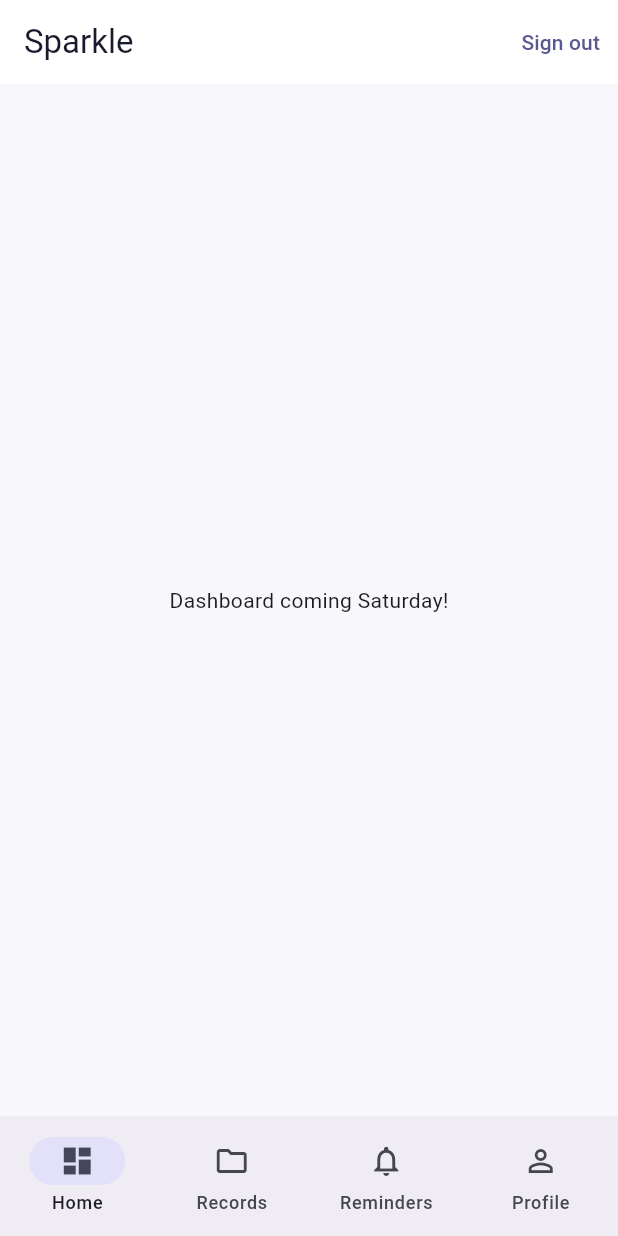
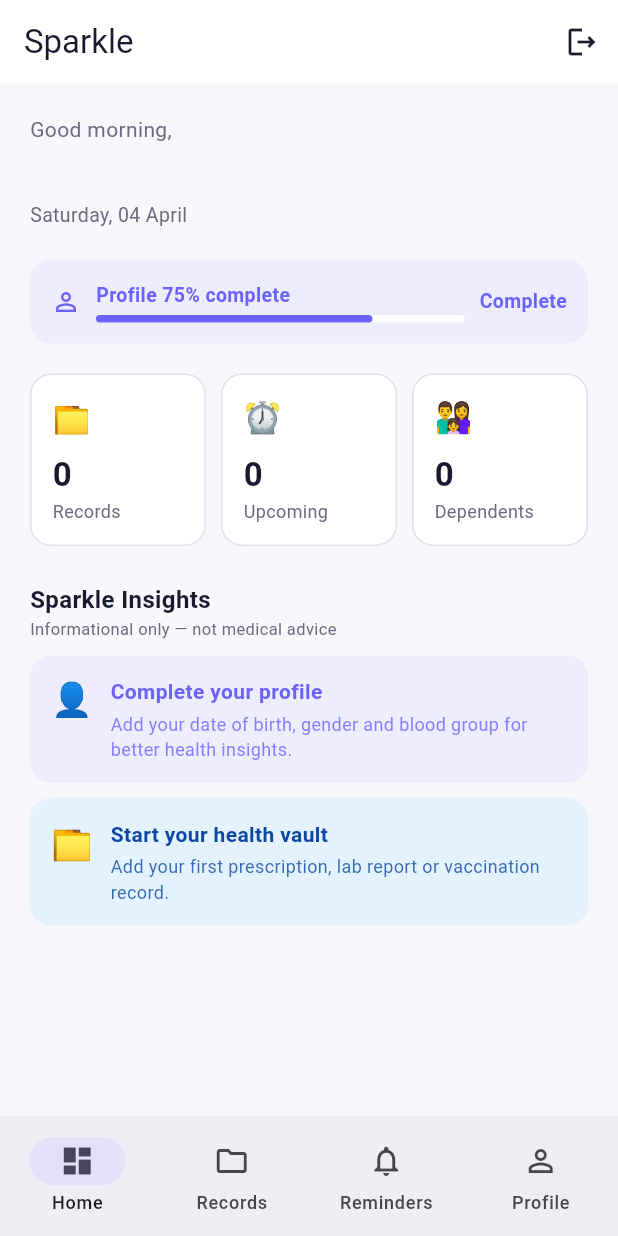
Before and after one commit to dvlpr-harsh1/Sparkle, a Flutter app: the screen it shows once a user with an empty profile is signed in, on a phone screen of 412 x 824 dp. Run offline on Flutter 3.47's test engine with Material 3 defaults, Android fonts, the phone set to English and light mode, and no system bars; our stand-ins replace cloud_firestore, equatable, firebase_auth, firebase_core, flutter_bloc, go_router and 1 more; accounts and stored records are empty; Roboto replaces fonts that are missing (Poppins).

Commit message:
feat: dashboard and sparkle insights
- DashboardPage with greeting, status snapshot, upcoming reminders, recent records
- InsightsEngine pure Dart rule engine with 6 rules
- InsightModel with warning, info, success, tip types
- Profile completion banner with navigate to profile
- Status row cards linking to each section
- Informational disclaimer on insights section

```diff
--- a/lib/core/routers/app_router.dart
+++ b/lib/core/routers/app_router.dart
@@ -6,6 +6,7 @@
 import 'package:sparkle/features/auth/presentation/bloc/auth_state.dart';
 import 'package:sparkle/features/auth/presentation/login_page.dart';
 import 'package:sparkle/features/auth/presentation/sign_up_page.dart';
+import 'package:sparkle/features/dashboard/presentation/dashboard_page.dart';
 import 'package:sparkle/features/profile/data/repository/profile_repository.dart';
 import 'package:sparkle/features/profile/presentation/bloc/profile_bloc.dart';
 import 'package:sparkle/features/profile/presentation/bloc/profile_event.dart';
@@ -28,7 +29,7 @@
     if (location.startsWith('/records')) return 1;
     if (location.startsWith('/reminders')) return 2;
     if (location.startsWith('/profile')) return 3;
-    return 0; // home
+    return 0;
   }
 
   @override
@@ -72,27 +73,6 @@
           ),
         ],
       ),
-    );
-  }
-}
-
-class DashboardScreen extends StatelessWidget {
-  const DashboardScreen({super.key});
-
-  @override
-  Widget build(BuildContext context) {
-    return Scaffold(
-      appBar: AppBar(
-        title: const Text('Sparkle'),
-        actions: [
-          TextButton(
-            onPressed: () =>
-                context.read<AuthBloc>().add(const AuthSignOutRequested()),
-            child: const Text('Sign out'),
-          ),
-        ],
-      ),
-      body: const Center(child: Text('Dashboard coming Saturday!')),
     );
   }
 }
@@ -152,14 +132,14 @@
         routes: [
           GoRoute(
             path: '/home',
-            builder: (_, __) => const DashboardScreen(),
+            builder: (_, __) => const DashboardPage(), // ← replaced
           ),
           GoRoute(
             path: '/records',
             builder: (_, __) => const RecordsPage(),
           ),
           GoRoute(
-            path: '/reminders',      // ← now INSIDE ShellRoute
+            path: '/reminders',
             builder: (_, __) => const RemindersPage(),
           ),
           GoRoute(
--- /dev/null
+++ b/lib/features/dashboard/presentation/dashboard_page.dart
@@ -0,0 +1,524 @@
+import 'package:flutter/material.dart';
+import 'package:flutter_bloc/flutter_bloc.dart';
+import 'package:go_router/go_router.dart';
+import 'package:intl/intl.dart';
+import 'package:sparkle/core/themes/app_theme.dart';
+import 'package:sparkle/features/auth/presentation/bloc/auth_bloc.dart';
+import 'package:sparkle/features/auth/presentation/bloc/auth_event.dart';
+import 'package:sparkle/features/profile/presentation/bloc/profile_bloc.dart';
+import 'package:sparkle/features/profile/presentation/bloc/profile_state.dart';
+import 'package:sparkle/features/records/data/model/health_records.dart';
+import 'package:sparkle/features/records/presentation/bloc/record_bloc.dart';
+import 'package:sparkle/features/records/presentation/bloc/record_state.dart';
+import 'package:sparkle/features/reminders/data/model/remider_model.dart';
+import 'package:sparkle/features/reminders/presentation/bloc/reminder_bloc.dart';
+import 'package:sparkle/features/reminders/presentation/bloc/reminder_state.dart';
+
+import '../../insights/data/insight_engin.dart';
+import '../../insights/data/models/insight_model.dart';
+import '../../profile/data/model/user_model.dart';
+
+class DashboardPage extends StatelessWidget {
+  const DashboardPage({super.key});
+
+  @override
+  Widget build(BuildContext context) {
+    final profileState = context.watch<ProfileBloc>().state;
+    final recordState = context.watch<RecordBloc>().state;
+    final reminderState = context.watch<ReminderBloc>().state;
+
+    final profile = profileState is ProfileLoaded ? profileState.profile : null;
+    final records = recordState is RecordLoaded
+        ? recordState.records
+        : <HealthRecord>[];
+    final reminders = reminderState is ReminderLoaded
+        ? reminderState.reminders
+        : <ReminderModel>[];
+    final upcomingReminders = reminderState is ReminderLoaded
+        ? reminderState.upcoming
+        : <ReminderModel>[];
+
+    // Generate insights only when profile is loaded
+    final insights = profile != null
+        ? InsightsEngine.generate(
+            profile: profile,
+            records: records,
+            reminders: reminders,
+          )
+        : <InsightModel>[];
+
+    return Scaffold(
+      appBar: AppBar(
+        title: const Text('Sparkle'),
+        actions: [
+          IconButton(
+            icon: const Icon(Icons.logout_outlined),
+            onPressed: () =>
+                context.read<AuthBloc>().add(const AuthSignOutRequested()),
+          ),
+        ],
+      ),
+      body: profileState is ProfileLoading
+          ? const Center(child: CircularProgressIndicator())
+          : ListView(
+              padding: const EdgeInsets.all(20),
+              children: [
+                // Greeting
+                _GreetingCard(profile: profile),
+                const SizedBox(height: 20),
+
+                // Profile completion
+                if (profile != null && profile.completionPercentage < 1.0) ...[
+                  _CompletionBanner(percentage: profile.completionPercentage),
+                  const SizedBox(height: 20),
+                ],
+
+                // Status snapshot row
+                _StatusRow(
+                  recordCount: records.length,
+                  reminderCount: upcomingReminders.length,
+                  dependentCount: profileState is ProfileLoaded
+                      ? profileState.dependents.length
+                      : 0,
+                ),
+                const SizedBox(height: 24),
+
+                // Upcoming reminders
+                if (upcomingReminders.isNotEmpty) ...[
+                  _SectionTitle(
+                    title: 'Upcoming reminders',
+                    onTap: () => context.go('/reminders'),
+                  ),
+                  const SizedBox(height: 10),
+                  ...upcomingReminders
+                      .take(3)
+                      .map((r) => _ReminderItem(reminder: r)),
+                  const SizedBox(height: 24),
+                ],
+
+                // Recent records
+                if (records.isNotEmpty) ...[
+                  _SectionTitle(
+                    title: 'Recent records',
+                    onTap: () => context.go('/records'),
+                  ),
+                  const SizedBox(height: 10),
+                  ...records.take(3).map((r) => _RecordItem(record: r)),
+                  const SizedBox(height: 24),
+                ],
+
+                // Sparkle Insights
+                _SectionTitle(
+                  title: 'Sparkle Insights',
+                  subtitle: 'Informational only — not medical advice',
+                ),
+                const SizedBox(height: 10),
+                ...insights.map((i) => _InsightCard(insight: i)),
+                const SizedBox(height: 20),
+              ],
+            ),
+    );
+  }
+}
+
+// Greeting at top
+class _GreetingCard extends StatelessWidget {
+  final UserProfile? profile;
+  const _GreetingCard({required this.profile});
+
+  String _greeting() {
+    final hour = DateTime.now().hour;
+    if (hour < 12) return 'Good morning';
+    if (hour < 17) return 'Good afternoon';
+    return 'Good evening';
+  }
+
+  @override
+  Widget build(BuildContext context) {
+    return Column(
+      crossAxisAlignment: CrossAxisAlignment.start,
+      children: [
+        Text(
+          '${_greeting()},',
+          style: const TextStyle(fontSize: 14, color: AppTheme.textSecondary),
+        ),
+        Text(
+          profile?.name ?? 'there',
+          style: const TextStyle(
+            fontSize: 26,
+            fontWeight: FontWeight.w700,
+            color: AppTheme.textPrimary,
+          ),
+        ),
+        Text(
+          DateFormat('EEEE, dd MMMM').format(DateTime.now()),
+          style: const TextStyle(fontSize: 13, color: AppTheme.textSecondary),
+        ),
+      ],
+    );
+  }
+}
+
+// Profile completion banner
+class _CompletionBanner extends StatelessWidget {
+  final double percentage;
+  const _CompletionBanner({required this.percentage});
+
+  @override
+  Widget build(BuildContext context) {
+    return Container(
+      padding: const EdgeInsets.all(14),
+      decoration: BoxDecoration(
+        color: AppTheme.primaryLight,
+        borderRadius: BorderRadius.circular(14),
+      ),
+      child: Row(
+        children: [
+          const Icon(Icons.person_outline, color: AppTheme.primary, size: 20),
+          const SizedBox(width: 10),
+          Expanded(
+            child: Column(
+              crossAxisAlignment: CrossAxisAlignment.start,
+              children: [
+                Text(
+                  'Profile ${(percentage * 100).toInt()}% complete',
+                  style: const TextStyle(
+                    fontWeight: FontWeight.w600,
+                    color: AppTheme.primary,
+                    fontSize: 13,
+                  ),
+                ),
+                const SizedBox(height: 4),
+                LinearProgressIndicator(
+                  value: percentage,
+                  backgroundColor: Colors.white,
+                  color: AppTheme.primary,
+                  borderRadius: BorderRadius.circular(4),
+                  minHeight: 5,
+                ),
+              ],
+            ),
+          ),
+          const SizedBox(width: 10),
+          GestureDetector(
+            onTap: () => context.go('/profile'),
+            child: const Text(
+              'Complete',
+              style: TextStyle(
+                color: AppTheme.primary,
+                fontWeight: FontWeight.w600,
+                fontSize: 13,
+              ),
+            ),
+          ),
+        ],
+      ),
+    );
+  }
+}
+
+// Status snapshot — 3 count cards in a row
+class _StatusRow extends StatelessWidget {
+  final int recordCount;
+  final int reminderCount;
+  final int dependentCount;
+
+  const _StatusRow({
+    required this.recordCount,
+    required this.reminderCount,
+    required this.dependentCount,
+  });
+
+  @override
+  Widget build(BuildContext context) {
+    return Row(
+      children: [
+        _StatusCard(
+          count: recordCount,
+          label: 'Records',
+          emoji: '📁',
+          onTap: () => context.go('/records'),
+        ),
+        const SizedBox(width: 10),
+        _StatusCard(
+          count: reminderCount,
+          label: 'Upcoming',
+          emoji: '⏰',
+          onTap: () => context.go('/reminders'),
+        ),
+        const SizedBox(width: 10),
+        _StatusCard(
+          count: dependentCount,
+          label: 'Dependents',
+          emoji: '👨‍👩‍👧',
+          onTap: () => context.go('/profile'),
+        ),
+      ],
+    );
+  }
+}
+
+class _StatusCard extends StatelessWidget {
+  final int count;
+  final String label;
+  final String emoji;
+  final VoidCallback onTap;
+
+  const _StatusCard({
+    required this.count,
+    required this.label,
+    required this.emoji,
+    required this.onTap,
+  });
+
+  @override
+  Widget build(BuildContext context) {
+    return Expanded(
+      child: GestureDetector(
+        onTap: onTap,
+        child: Container(
+          padding: const EdgeInsets.all(14),
+          decoration: BoxDecoration(
+            color: Colors.white,
+            borderRadius: BorderRadius.circular(14),
+            border: Border.all(color: const Color(0xFFE0E0F0)),
+          ),
+          child: Column(
+            crossAxisAlignment: CrossAxisAlignment.start,
+            children: [
+              Text(emoji, style: const TextStyle(fontSize: 20)),
+              const SizedBox(height: 8),
+              Text(
+                '$count',
+                style: const TextStyle(
+                  fontSize: 22,
+                  fontWeight: FontWeight.w700,
+                  color: AppTheme.textPrimary,
+                ),
+              ),
+              Text(
+                label,
+                style: const TextStyle(
+                  fontSize: 12,
+                  color: AppTheme.textSecondary,
+                ),
+              ),
+            ],
+          ),
+        ),
+      ),
+    );
+  }
+}
+
+// Section title with optional "see all" tap
+class _SectionTitle extends StatelessWidget {
+  final String title;
+  final String? subtitle;
+  final VoidCallback? onTap;
+
+  const _SectionTitle({required this.title, this.subtitle, this.onTap});
+
+  @override
+  Widget build(BuildContext context) {
+    return Row(
+      mainAxisAlignment: MainAxisAlignment.spaceBetween,
+      crossAxisAlignment: CrossAxisAlignment.end,
+      children: [
+        Column(
+          crossAxisAlignment: CrossAxisAlignment.start,
+          children: [
+            Text(
+              title,
+              style: const TextStyle(
+                fontSize: 16,
+                fontWeight: FontWeight.w600,
+                color: AppTheme.textPrimary,
+              ),
+            ),
+            if (subtitle != null)
+              Text(
+                subtitle!,
+                style: const TextStyle(
+                  fontSize: 11,
+                  color: AppTheme.textSecondary,
+                ),
+              ),
+          ],
+        ),
+        if (onTap != null)
+          GestureDetector(
+            onTap: onTap,
+            child: const Text(
+              'See all',
+              style: TextStyle(
+                fontSize: 13,
+                color: AppTheme.primary,
+                fontWeight: FontWeight.w500,
+              ),
+            ),
+          ),
+      ],
+    );
+  }
+}
+
+// Upcoming reminder item
+class _ReminderItem extends StatelessWidget {
+  final ReminderModel reminder;
+  const _ReminderItem({required this.reminder});
+
+  @override
+  Widget build(BuildContext context) {
+    return Container(
+      margin: const EdgeInsets.only(bottom: 8),
+      padding: const EdgeInsets.symmetric(horizontal: 14, vertical: 12),
+      decoration: BoxDecoration(
+        color: Colors.white,
+        borderRadius: BorderRadius.circular(12),
+        border: Border.all(color: const Color(0xFFE0E0F0)),
+      ),
+      child: Row(
+        children: [
+          Text(reminder.type.emoji, style: const TextStyle(fontSize: 20)),
+          const SizedBox(width: 12),
+          Expanded(
+            child: Column(
+              crossAxisAlignment: CrossAxisAlignment.start,
+              children: [
+                Text(
+                  reminder.title,
+                  style: const TextStyle(
+                    fontWeight: FontWeight.w500,
+                    fontSize: 14,
+                    color: AppTheme.textPrimary,
+                  ),
+                ),
+                Text(
+                  DateFormat('dd MMM, hh:mm a').format(reminder.dateTime),
+                  style: const TextStyle(
+                    fontSize: 12,
+                    color: AppTheme.textSecondary,
+                  ),
+                ),
+              ],
+            ),
+          ),
+        ],
+      ),
+    );
+  }
+}
+
+// Recent record item
+class _RecordItem extends StatelessWidget {
+  final HealthRecord record;
+  const _RecordItem({required this.record});
+
+  @override
+  Widget build(BuildContext context) {
+    return Container(
+      margin: const EdgeInsets.only(bottom: 8),
+      padding: const EdgeInsets.symmetric(horizontal: 14, vertical: 12),
+      decoration: BoxDecoration(
+        color: Colors.white,
+        borderRadius: BorderRadius.circular(12),
+        border: Border.all(color: const Color(0xFFE0E0F0)),
+      ),
+      child: Row(
+        children: [
+          Text(record.category.emoji, style: const TextStyle(fontSize: 20)),
+          const SizedBox(width: 12),
+          Expanded(
+            child: Column(
+              crossAxisAlignment: CrossAxisAlignment.start,
+              children: [
+                Text(
+                  record.provider,
+                  style: const TextStyle(
+                    fontWeight: FontWeight.w500,
+                    fontSize: 14,
+                    color: AppTheme.textPrimary,
+                  ),
+                ),
+                Text(
+                  '${record.category.label} • ${record.date}',
+                  style: const TextStyle(
+                    fontSize: 12,
+                    color: AppTheme.textSecondary,
+                  ),
+                ),
+              ],
+            ),
+          ),
+        ],
+      ),
+    );
+  }
+}
+
+// Insight card
+class _InsightCard extends StatelessWidget {
+  final InsightModel insight;
+  const _InsightCard({required this.insight});
+
+  Color get _bgColor {
+    return switch (insight.type) {
+      InsightType.warning => const Color(0xFFFFF3E0),
+      InsightType.info => const Color(0xFFE3F2FD),
+      InsightType.success => const Color(0xFFE8F5E9),
+      InsightType.tip => AppTheme.primaryLight,
+    };
+  }
+
+  Color get _textColor {
+    return switch (insight.type) {
+      InsightType.warning => const Color(0xFFE65100),
+      InsightType.info => const Color(0xFF0D47A1),
+      InsightType.success => AppTheme.success,
+      InsightType.tip => AppTheme.primary,
+    };
+  }
+
+  @override
+  Widget build(BuildContext context) {
+    return Container(
+      margin: const EdgeInsets.only(bottom: 10),
+      padding: const EdgeInsets.all(14),
+      decoration: BoxDecoration(
+        color: _bgColor,
+        borderRadius: BorderRadius.circular(14),
+      ),
+      child: Row(
+        crossAxisAlignment: CrossAxisAlignment.start,
+        children: [
+          Text(insight.emoji, style: const TextStyle(fontSize: 22)),
+          const SizedBox(width: 12),
+          Expanded(
+            child: Column(
+              crossAxisAlignment: CrossAxisAlignment.start,
+              children: [
+                Text(
+                  insight.title,
+                  style: TextStyle(
+                    fontWeight: FontWeight.w600,
+                    fontSize: 14,
+                    color: _textColor,
+                  ),
+                ),
+                const SizedBox(height: 3),
+                Text(
+                  insight.description,
+                  style: TextStyle(
+                    fontSize: 12,
+                    color: _textColor.withOpacity(0.8),
+                  ),
+                ),
+              ],
+            ),
+          ),
+        ],
+      ),
+    );
+  }
+}
--- /dev/null
+++ b/lib/features/insights/data/insight_engin.dart
@@ -0,0 +1,157 @@
+import 'package:sparkle/features/insights/data/models/insight_model.dart';
+import 'package:sparkle/features/profile/data/model/user_model.dart';
+import 'package:sparkle/features/records/data/model/health_records.dart';
+import 'package:sparkle/features/records/data/model/record_category.dart';
+import 'package:sparkle/features/reminders/data/model/remider_model.dart';
+
+class InsightsEngine {
+  // Static method — no instance needed, pure input → output
+  // Takes current app data, returns list of insights
+  static List<InsightModel> generate({
+    required UserProfile profile,
+    required List<HealthRecord> records,
+    required List<ReminderModel> reminders,
+  }) {
+    final insights = <InsightModel>[];
+    final now = DateTime.now();
+
+    // RULE 1 — Profile incomplete
+    if (profile.completionPercentage < 1.0) {
+      insights.add(const InsightModel(
+        emoji: '👤',
+        title: 'Complete your profile',
+        description:
+            'Add your date of birth, gender and blood group for better health insights.',
+        type: InsightType.tip,
+      ));
+    }
+
+    // RULE 2 — No records at all
+    if (records.isEmpty) {
+      insights.add(const InsightModel(
+        emoji: '📁',
+        title: 'Start your health vault',
+        description:
+            'Add your first prescription, lab report or vaccination record.',
+        type: InsightType.info,
+      ));
+      // return early — no point checking record-based rules
+      return insights;
+    }
+
+    // RULE 3 — No vaccination in last 12 months
+    // filter vaccine records, find the most recent one
+    final vaccineRecords = records
+        .where((r) => r.category == RecordCategory.vaccine)
+        .toList();
+
+    if (vaccineRecords.isEmpty) {
+      insights.add(const InsightModel(
+        emoji: '💉',
+        title: 'No vaccination records found',
+        description:
+            'Add your vaccination history to keep track of immunizations.',
+        type: InsightType.warning,
+      ));
+    } else {
+      // parse the most recent vaccine date
+      // our date is stored as DD/MM/YYYY string
+      final lastVaccine = _mostRecentDate(vaccineRecords);
+      if (lastVaccine != null) {
+        final monthsSince =
+            (now.difference(lastVaccine).inDays / 30).floor();
+        if (monthsSince >= 12) {
+          insights.add(InsightModel(
+            emoji: '💉',
+            title: 'Vaccination may be due',
+            description:
+                'Your last vaccination record is $monthsSince months old. Consider consulting your doctor.',
+            type: InsightType.warning,
+          ));
+        }
+      }
+    }
+
+    // RULE 4 — No annual checkup in last 12 months
+    final visitRecords = records
+        .where((r) => r.category == RecordCategory.visit)
+        .toList();
+
+    if (visitRecords.isEmpty) {
+      insights.add(const InsightModel(
+        emoji: '🏥',
+        title: 'Annual checkup due',
+        description:
+            'No visit records found. Regular checkups help catch issues early.',
+        type: InsightType.warning,
+      ));
+    } else {
+      final lastVisit = _mostRecentDate(visitRecords);
+      if (lastVisit != null) {
+        final monthsSince =
+            (now.difference(lastVisit).inDays / 30).floor();
+        if (monthsSince >= 12) {
+          insights.add(InsightModel(
+            emoji: '🏥',
+            title: 'Annual checkup due',
+            description:
+                'Your last visit was $monthsSince months ago. Consider scheduling a checkup.',
+            type: InsightType.warning,
+          ));
+        }
+      }
+    }
+
+    // RULE 5 — Overdue reminders
+    final overdueCount = reminders.where((r) => r.isOverdue).length;
+    if (overdueCount > 0) {
+      insights.add(InsightModel(
+        emoji: '⏰',
+        title: '$overdueCount overdue reminder${overdueCount > 1 ? 's' : ''}',
+        description:
+            'You have overdue medication or appointment reminders. Check your reminders tab.',
+        type: InsightType.warning,
+      ));
+    }
+
+    // RULE 6 — All good!
+    if (insights.isEmpty) {
+      insights.add(const InsightModel(
+        emoji: '✅',
+        title: 'Everything looks good',
+        description:
+            'Your health records are up to date. Keep it up!',
+        type: InsightType.success,
+      ));
+    }
+
+    return insights;
+  }
+
+  // Helper — parses DD/MM/YYYY date strings and returns most recent
+  static DateTime? _mostRecentDate(List<HealthRecord> records) {
+    DateTime? mostRecent;
+
+    for (final record in records) {
+      try {
+        // split "03/04/2026" → ["03", "04", "2026"]
+        final parts = record.date.split('/');
+        if (parts.length != 3) continue;
+
+        final date = DateTime(
+          int.parse(parts[2]), // year
+          int.parse(parts[1]), // month
+          int.parse(parts[0]), // day
+        );
+
+        if (mostRecent == null || date.isAfter(mostRecent)) {
+          mostRecent = date;
+        }
+      } catch (_) {
+        continue; // skip malformed dates
+      }
+    }
+
+    return mostRecent;
+  }
+}
--- /dev/null
+++ b/lib/features/insights/data/models/insight_model.dart
@@ -0,0 +1,15 @@
+enum InsightType { warning, info, success, tip }
+
+class InsightModel {
+  final String title;
+  final String description;
+  final InsightType type;
+  final String emoji;
+
+  const InsightModel({
+    required this.title,
+    required this.description,
+    required this.type,
+    required this.emoji,
+  });
+}
```
